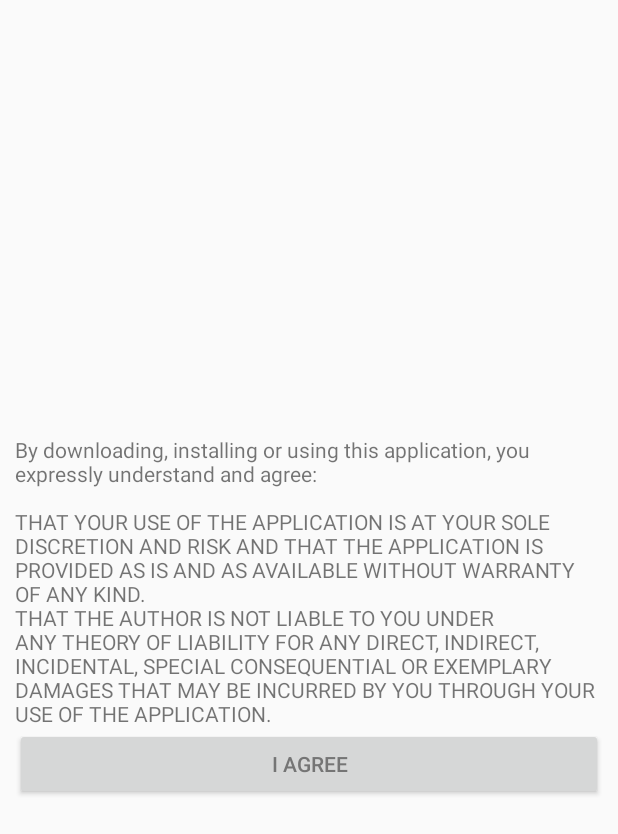
After one commit to MeVoice/dialer, an Android app: the layout fragment_eula.xml on its own in the app's theme, with its tools: preview values and no code run, on a phone screen of 412 x 824 dp. The commit adds this screen. Shown: the top 834 px of the screen. Run offline under Robolectric (Android 15) with nearby library versions, the phone set to English and light mode, and no system bars.

Commit message:
add EULA, attribution, and 3rd party license

```diff
--- a/app/src/main/java/com/mevoice/callrouter/Constant.java
+++ b/app/src/main/java/com/mevoice/callrouter/Constant.java
@@ -23,4 +23,5 @@ public class Constant {
     public static final String EVENT_TYPE_ACTION ="action";
     public static final String EVENT_ACTION_RECEIVER_ONOFF ="ON_OFF";
 
+    public static final String ACTION_CHANGE_URL = "url_change";
 }
--- /dev/null
+++ b/app/src/main/res/layout/fragment_eula.xml
@@ -0,0 +1,21 @@
+<?xml version="1.0" encoding="utf-8"?>
+<LinearLayout xmlns:android="http://schemas.android.com/apk/res/android"
+    android:layout_width="match_parent"
+    android:layout_height="match_parent"
+    android:gravity="center"
+    android:padding="10dp"
+    android:orientation="vertical">
+
+    <TextView
+        android:id="@+id/title"
+        android:layout_width="wrap_content"
+        android:layout_height="wrap_content"
+        android:text="@string/message_EULA"
+        android:textSize="14dp" />
+
+    <Button
+        android:id="@+id/eula_agree"
+        android:layout_width="match_parent"
+        android:layout_height="wrap_content"
+        android:text="@string/literal_eula_agree" />
+</LinearLayout>
--- a/app/src/main/res/values/strings.xml
+++ b/app/src/main/res/values/strings.xml
@@ -76,4 +76,13 @@
 
     <string name="greeting_groups">Find out what a button does by clicking it.</string>
     <string name="greeting_rules">Adjust a rule\'s position with a long click, then drag-and-drop.</string>
+
+    <string name="message_EULA">By downloading, installing or using this application, you expressly understand and agree:\n
+\nTHAT YOUR USE OF THE APPLICATION IS AT YOUR SOLE DISCRETION AND RISK AND THAT THE APPLICATION IS PROVIDED AS IS AND AS AVAILABLE WITHOUT WARRANTY OF ANY KIND.
+\nTHAT THE AUTHOR IS NOT LIABLE TO YOU UNDER ANY THEORY OF LIABILITY FOR ANY DIRECT, INDIRECT, INCIDENTAL, SPECIAL CONSEQUENTIAL OR EXEMPLARY DAMAGES THAT MAY BE INCURRED BY YOU THROUGH YOUR USE OF THE APPLICATION.
+</string>
+    <string name="literal_eula_agree">I Agree</string>
+    <string name="title_eula">End User Agreement</string>
+    <string name="menu_item_about">About</string>
+    <!-- TODO: Remove or change this placeholder text -->
 </resources>
```
Also changed, not shown: app/src/main/java/com/mevoice/callrouter/EULAFragment.java (added, +31 -0 lines), app/src/main/java/com/mevoice/callrouter/HelpFragment.java (+44 -8 lines), app/src/main/java/com/mevoice/callrouter/MainActivity.java (+18 -5 lines), app/src/main/java/com/mevoice/callrouter/model/AppData.java (+11 -1 lines), app/src/main/res/menu/options_menu_help.xml (added, +17 -0 lines), 2 other files.
